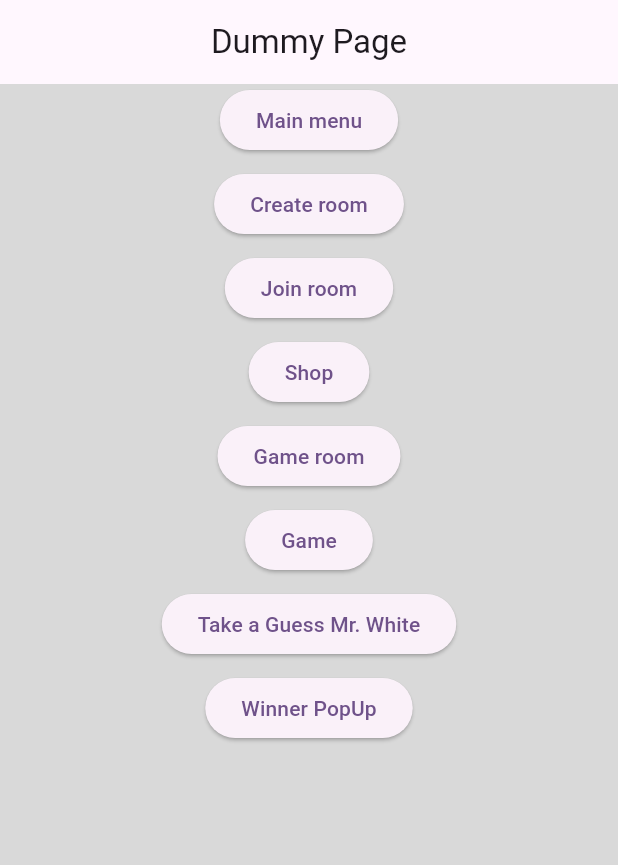
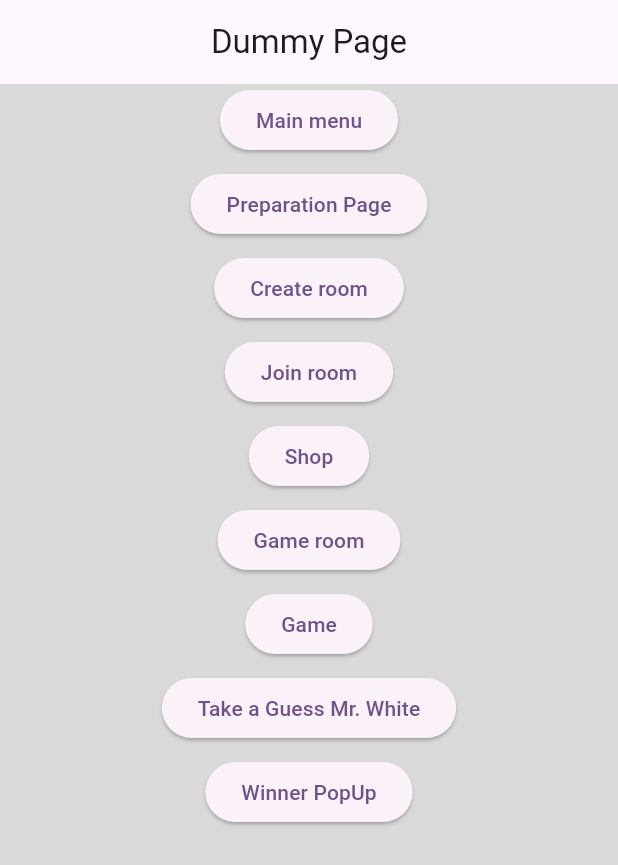
Before and after one commit to EnhanceTeam/Hunt-The-Mafia-DEPD, a Flutter app: the screen it shows after launch, on a phone screen of 412 x 824 dp. Shown: the top 865 px of the screen. Run offline on Flutter 3.47's test engine with Material 2 defaults, Android fonts, the phone set to English and light mode, and no system bars; drawn by our look-alikes of dynamic_color; our stand-ins replace cloud_firestore, firebase_core, flutter_svg, fluttertoast, lottie; accounts and stored records are empty.

Commit message:
add preparation route

```diff
--- a/hunt_the_mafia/lib/main.dart
+++ b/hunt_the_mafia/lib/main.dart
@@ -33,6 +33,7 @@ class MyApp extends StatelessWidget {
           DummyPage.routeName: (context) => const DummyPage(),
           MainMenuPage.routeName: (context) => const MainMenuPage(),
           ShopPage.routeName: (context) => const ShopPage(),
+          PreparationPage.routeName: (context) => const PreparationPage(),
           GameRoomPage.routeName: (context) => const GameRoomPage(),
           GamePage.routeName: (context) => const GamePage(),
           SettingPage.routeName: (context) => const SettingPage(),
--- a/hunt_the_mafia/lib/views/pages/page_dummy.dart
+++ b/hunt_the_mafia/lib/views/pages/page_dummy.dart
@@ -29,6 +29,13 @@ class _DummyPageState extends State<DummyPage> {
                     Navigator.pushNamed(context, MainMenuPage.routeName);
                   },
                   child: const Text("Main menu"),
+                ),
+                SizedSpacer.vertical(),
+                ElevatedButton(
+                  onPressed: () {
+                    Navigator.pushNamed(context, PreparationPage.routeName);
+                  },
+                  child: const Text("Preparation Page"),
                 ),
                 SizedSpacer.vertical(),
                 ElevatedButton(
--- a/hunt_the_mafia/lib/views/pages/page_preparation.dart
+++ b/hunt_the_mafia/lib/views/pages/page_preparation.dart
@@ -2,6 +2,8 @@ part of 'pages.dart';
 
 class PreparationPage extends StatefulWidget {
   const PreparationPage({Key? key}) : super(key: key);
+
+  static const String routeName = "/preparation";
 
   @override
   State<PreparationPage> createState() => _PreparationPageState();
```
